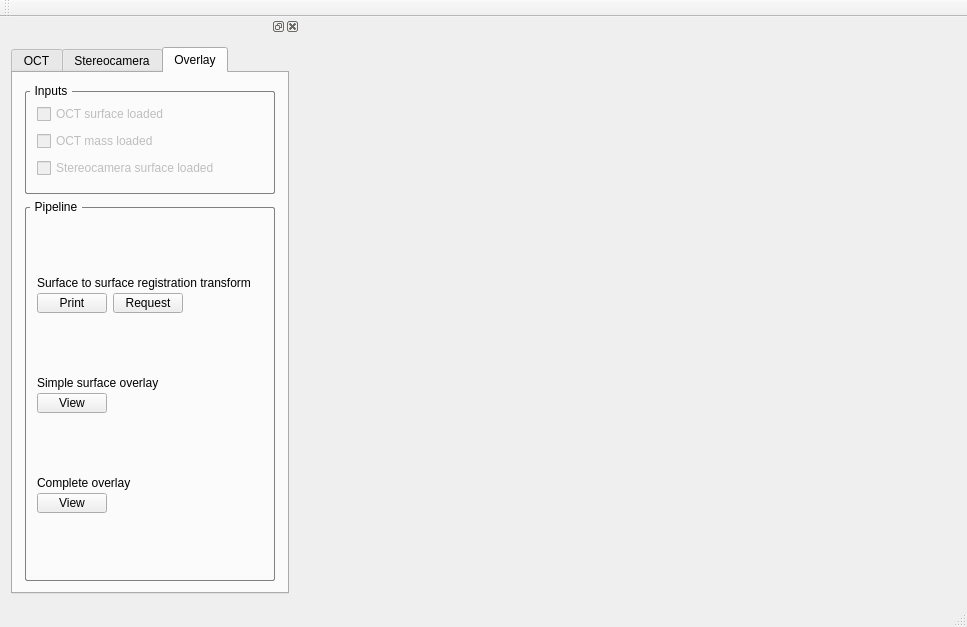
Above: form.ui from 1danielcoelho/OCT_overlay before the change. Below: the same form after it.
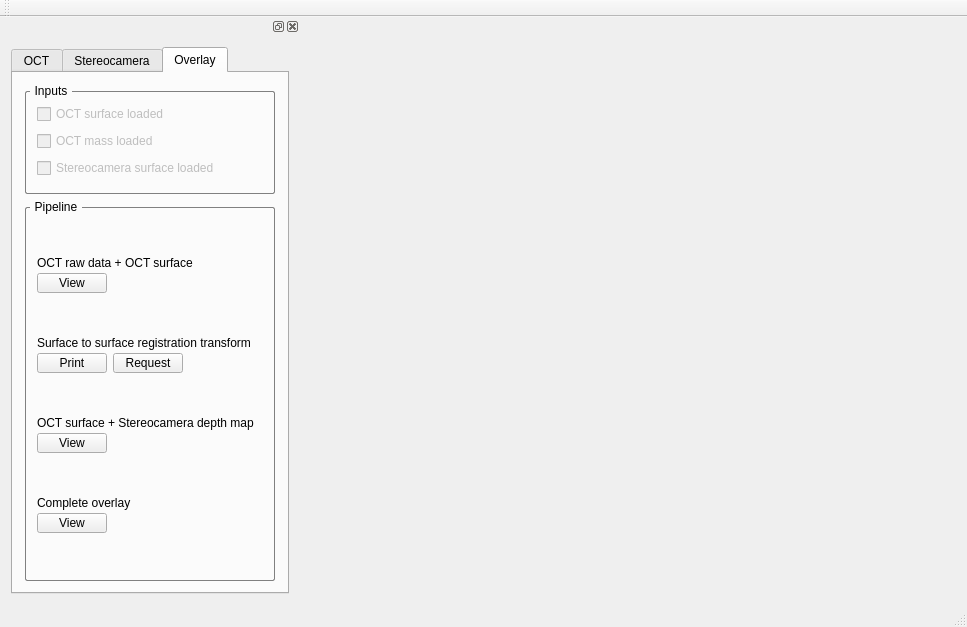
That is the form after the change. Custom widgets are drawn as their Qt base class.

Commit message: Makes actors, filters and mappers all local scope only; Implements visualizing OCT surface and vol data together

```diff
--- a/form.ui
+++ b/form.ui
@@ -1708,7 +1708,190 @@
             <string>Pipeline</string>
            </property>
            <layout class="QGridLayout" name="gridLayout_11">
+            <item row="0" column="0">
+             <layout class="QVBoxLayout" name="verticalLayout_11">
+              <property name="spacing">
+               <number>0</number>
+              </property>
+              <item>
+               <layout class="QHBoxLayout" name="horizontalLayout_24">
+                <item>
+                 <widget class="QLabel" name="oct_vol_oct_surf_label">
+                  <property name="maximumSize">
+                   <size>
+                    <width>16777215</width>
+                    <height>14</height>
+                   </size>
+                  </property>
+                  <property name="text">
+                   <string>OCT raw data + OCT surface</string>
+                  </property>
+                 </widget>
+                </item>
+                <item>
+                 <spacer name="horizontalSpacer_23">
+                  <property name="orientation">
+                   <enum>Qt::Horizontal</enum>
+                  </property>
+                  <property name="sizeHint" stdset="0">
+                   <size>
+                    <width>68</width>
+                    <height>20</height>
+                   </size>
+                  </property>
+                 </spacer>
+                </item>
+               </layout>
+              </item>
+              <item>
+               <layout class="QHBoxLayout" name="horizontalLayout_25">
+                <item>
+                 <widget class="QPushButton" name="view_oct_vol_oct_surf">
+                  <property name="sizePolicy">
+                   <sizepolicy hsizetype="Fixed" vsizetype="Fixed">
+                    <horstretch>0</horstretch>
+                    <verstretch>0</verstretch>
+                   </sizepolicy>
+                  </property>
+                  <property name="minimumSize">
+                   <size>
+                    <width>70</width>
+                    <height>20</height>
+                   </size>
+                  </property>
+                  <property name="maximumSize">
+                   <size>
+                    <width>70</width>
+                    <height>20</height>
+                   </size>
+                  </property>
+                  <property name="text">
+                   <string>View</string>
+                  </property>
+                 </widget>
+                </item>
+                <item>
+                 <spacer name="horizontalSpacer_24">
+                  <property name="orientation">
+                   <enum>Qt::Horizontal</enum>
+                  </property>
+                  <property name="sizeHint" stdset="0">
+                   <size>
+                    <width>40</width>
+                    <height>20</height>
+                   </size>
+                  </property>
+                 </spacer>
+                </item>
+               </layout>
+              </item>
+             </layout>
+            </item>
             <item row="1" column="0">
+             <layout class="QVBoxLayout" name="verticalLayout_6">
+              <property name="spacing">
+               <number>0</number>
+              </property>
+              <item>
+               <layout class="QHBoxLayout" name="horizontalLayout_12">
+                <item>
+                 <widget class="QLabel" name="surface_to_surface_label">
+                  <property name="maximumSize">
+                   <size>
+                    <width>16777215</width>
+                    <height>14</height>
+                   </size>
+                  </property>
+                  <property name="text">
+                   <string>Surface to surface registration transform</string>
+                  </property>
+                 </widget>
+                </item>
+                <item>
+                 <spacer name="horizontalSpacer_13">
+                  <property name="orientation">
+                   <enum>Qt::Horizontal</enum>
+                  </property>
+                  <property name="sizeHint" stdset="0">
+                   <size>
+                    <width>68</width>
+                    <height>20</height>
+                   </size>
+                  </property>
+                 </spacer>
+                </item>
+               </layout>
+              </item>
+              <item>
+               <layout class="QHBoxLayout" name="horizontalLayout_13">
+                <item>
+                 <widget class="QPushButton" name="print_transform_button">
+                  <property name="sizePolicy">
+                   <sizepolicy hsizetype="Fixed" vsizetype="Fixed">
+                    <horstretch>0</horstretch>
+                    <verstretch>0</verstretch>
+                   </sizepolicy>
+                  </property>
+                  <property name="minimumSize">
+                   <size>
+                    <width>70</width>
+                    <height>20</height>
+                   </size>
+                  </property>
+                  <property name="maximumSize">
+                   <size>
+                    <width>70</width>
+                    <height>20</height>
+                   </size>
+                  </property>
+                  <property name="text">
+                   <string>Print</string>
+                  </property>
+                 </widget>
+                </item>
+                <item>
+                 <widget class="QPushButton" name="calc_transform_button">
+                  <property name="sizePolicy">
+                   <sizepolicy hsizetype="Fixed" vsizetype="Fixed">
+                    <horstretch>0</horstretch>
+                    <verstretch>0</verstretch>
+                   </sizepolicy>
+                  </property>
+                  <property name="minimumSize">
+                   <size>
+                    <width>70</width>
+                    <height>20</height>
+                   </size>
+                  </property>
+                  <property name="maximumSize">
+                   <size>
+                    <width>70</width>
+                    <height>20</height>
+                   </size>
+                  </property>
+                  <property name="text">
+                   <string>Request</string>
+                  </property>
+                 </widget>
+                </item>
+                <item>
+                 <spacer name="horizontalSpacer_14">
+                  <property name="orientation">
+                   <enum>Qt::Horizontal</enum>
+                  </property>
+                  <property name="sizeHint" stdset="0">
+                   <size>
+                    <width>40</width>
+                    <height>20</height>
+                   </size>
+                  </property>
+                 </spacer>
+                </item>
+               </layout>
+              </item>
+             </layout>
+            </item>
+            <item row="2" column="0">
              <layout class="QVBoxLayout" name="verticalLayout_9">
               <property name="spacing">
                <number>0</number>
@@ -1724,7 +1907,7 @@
                    </size>
                   </property>
                   <property name="text">
-                   <string>Simple surface overlay</string>
+                   <string>OCT surface + Stereocamera depth map</string>
                   </property>
                  </widget>
                 </item>
@@ -1787,7 +1970,7 @@
               </item>
              </layout>
             </item>
-            <item row="2" column="0">
+            <item row="3" column="0">
              <layout class="QVBoxLayout" name="verticalLayout_10">
               <property name="spacing">
                <number>0</number>
@@ -1866,110 +2049,6 @@
               </item>
              </layout>
             </item>
-            <item row="0" column="0">
-             <layout class="QVBoxLayout" name="verticalLayout_6">
-              <property name="spacing">
-               <number>0</number>
-              </property>
-              <item>
-               <layout class="QHBoxLayout" name="horizontalLayout_12">
-                <item>
-                 <widget class="QLabel" name="surface_to_surface_label">
-                  <property name="maximumSize">
-                   <size>
-                    <width>16777215</width>
-                    <height>14</height>
-                   </size>
-                  </property>
-                  <property name="text">
-                   <string>Surface to surface registration transform</string>
-                  </property>
-                 </widget>
-                </item>
-                <item>
-                 <spacer name="horizontalSpacer_13">
-                  <property name="orientation">
-                   <enum>Qt::Horizontal</enum>
-                  </property>
-                  <property name="sizeHint" stdset="0">
-                   <size>
-                    <width>68</width>
-                    <height>20</height>
-                   </size>
-                  </property>
-                 </spacer>
-                </item>
-               </layout>
-              </item>
-              <item>
-               <layout class="QHBoxLayout" name="horizontalLayout_13">
-                <item>
-                 <widget class="QPushButton" name="print_transform_button">
-                  <property name="sizePolicy">
-                   <sizepolicy hsizetype="Fixed" vsizetype="Fixed">
-                    <horstretch>0</horstretch>
-                    <verstretch>0</verstretch>
-                   </sizepolicy>
-                  </property>
-                  <property name="minimumSize">
-                   <size>
-                    <width>70</width>
-                    <height>20</height>
-                   </size>
-                  </property>
-                  <property name="maximumSize">
-                   <size>
-                    <width>70</width>
-                    <height>20</height>
-                   </size>
-                  </property>
-                  <property name="text">
-                   <string>Print</string>
-                  </property>
-                 </widget>
-                </item>
-                <item>
-                 <widget class="QPushButton" name="calc_transform_button">
-                  <property name="sizePolicy">
-                   <sizepolicy hsizetype="Fixed" vsizetype="Fixed">
-                    <horstretch>0</horstretch>
-                    <verstretch>0</verstretch>
-                   </sizepolicy>
-                  </property>
-                  <property name="minimumSize">
-                   <size>
-                    <width>70</width>
-                    <height>20</height>
-                   </size>
-                  </property>
-                  <property name="maximumSize">
-                   <size>
-                    <width>70</width>
-                    <height>20</height>
-                   </size>
-                  </property>
-                  <property name="text">
-                   <string>Request</string>
-                  </property>
-                 </widget>
-                </item>
-                <item>
-                 <spacer name="horizontalSpacer_14">
-                  <property name="orientation">
-                   <enum>Qt::Horizontal</enum>
-                  </property>
-                  <property name="sizeHint" stdset="0">
-                   <size>
-                    <width>40</width>
-                    <height>20</height>
-                   </size>
-                  </property>
-                 </spacer>
-                </item>
-               </layout>
-              </item>
-             </layout>
-            </item>
            </layout>
           </widget>
          </item>
```
The commit also changes 4 other files.
